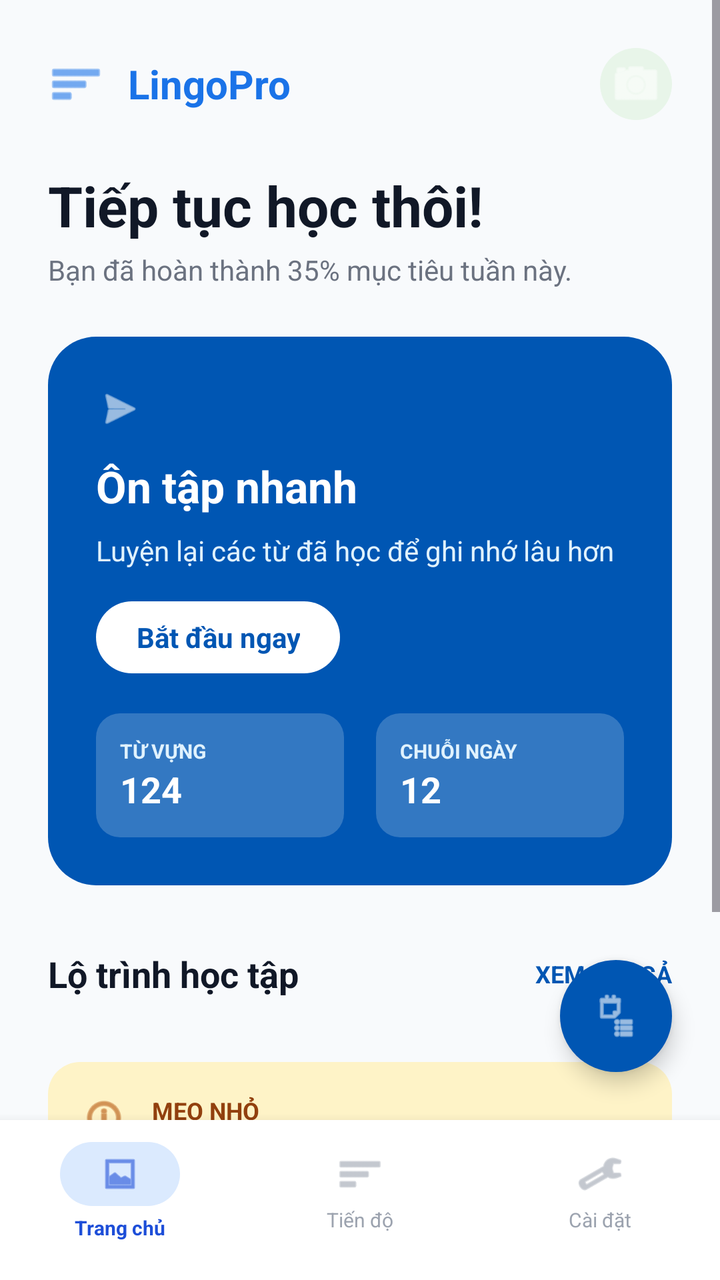
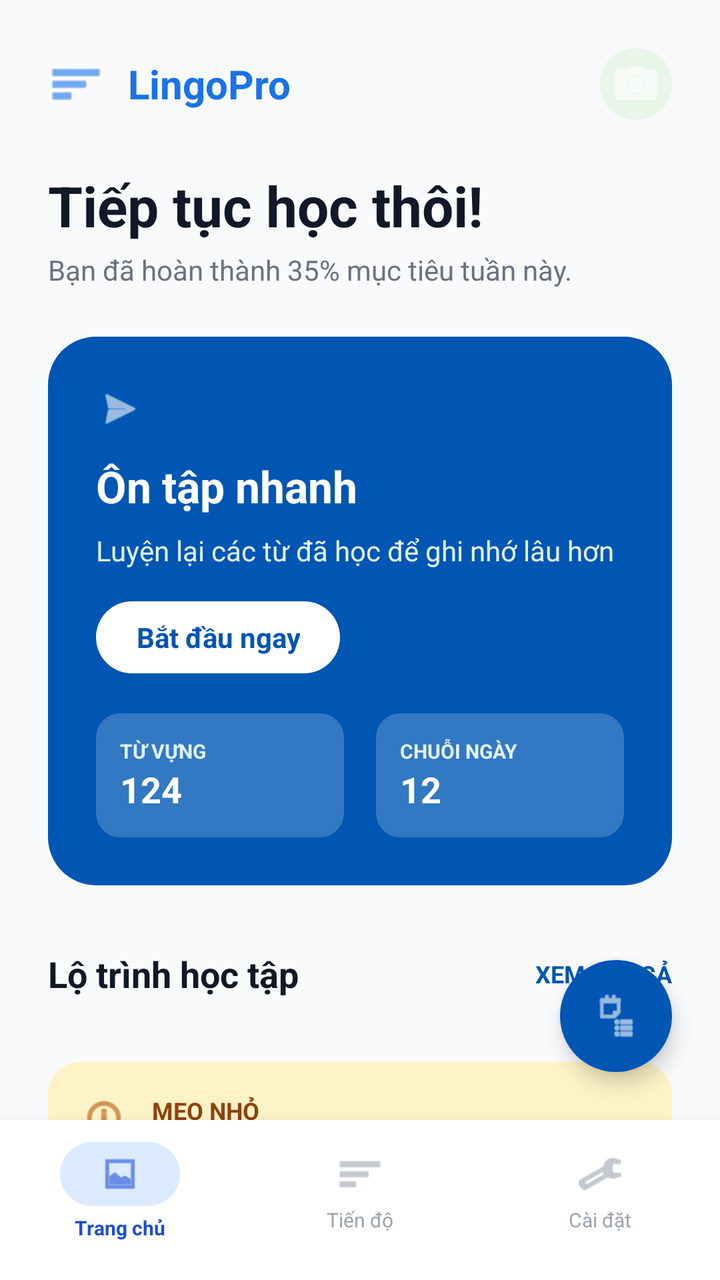

Two renders of the same Android screen: before a commit and after it. Below are the layout's source before the change and the commit's diff.
<!-- AndroidManifest.xml: application theme Theme.BTCK_LHD_113 -->
<!-- res/layout/man_hinh_trang_chu.xml -->
<?xml version="1.0" encoding="utf-8"?>
<RelativeLayout xmlns:android="http://schemas.android.com/apk/res/android"
    xmlns:app="http://schemas.android.com/apk/res-auto"
    xmlns:tools="http://schemas.android.com/tools"
    android:layout_width="match_parent"
    android:layout_height="match_parent"
    android:background="#F8FAFC"
    tools:context=".ui.TrangchuActivity">

    <ScrollView
        android:layout_width="match_parent"
        android:layout_height="match_parent"
        android:layout_above="@+id/bottomNav"
        android:fillViewport="true">

        <LinearLayout
            android:layout_width="match_parent"
            android:layout_height="wrap_content"
            android:orientation="vertical"
            android:padding="24dp">

            
            <RelativeLayout
                android:layout_width="match_parent"
                android:layout_height="wrap_content">

                <ImageView
                    android:id="@+id/imgMenu"
                    android:layout_width="28dp"
                    android:layout_height="28dp"
                    android:layout_centerVertical="true"
                    android:src="@android:drawable/ic_menu_sort_by_size"
                    app:tint="#1A73E8" />

                <TextView
                    android:layout_width="wrap_content"
                    android:layout_height="wrap_content"
                    android:layout_centerVertical="true"
                    android:layout_marginStart="12dp"
                    android:layout_toEndOf="@id/imgMenu"
                    android:text="LingoPro"
                    android:textColor="#1A73E8"
                    android:textSize="20sp"
                    android:textStyle="bold" />

                <ImageView
                    android:layout_width="36dp"
                    android:layout_height="36dp"
                    android:layout_alignParentEnd="true"
                    android:layout_centerVertical="true"
                    android:background="@drawable/nen_icon_hinh_tron"
                    android:padding="4dp"
                    android:src="@android:drawable/ic_menu_camera"
                    app:tint="#FFFFFF" />
            </RelativeLayout>

            
            <TextView
                android:layout_width="match_parent"
                android:layout_height="wrap_content"
                android:layout_marginTop="24dp"
                android:text="Tiếp tục học thôi!"
                android:textColor="#111827"
                android:textSize="28sp"
                android:textStyle="bold" />

            <TextView
                android:layout_width="match_parent"
                android:layout_height="wrap_content"
                android:layout_marginTop="4dp"
                android:text="Bạn đã hoàn thành 35% mục tiêu tuần này."
                android:textColor="#6B7280"
                android:textSize="14sp" />

            
            <LinearLayout
                android:layout_width="match_parent"
                android:layout_height="wrap_content"
                android:layout_marginTop="24dp"
                android:background="@drawable/nen_bo_goc_24" android:backgroundTint="#0056B3"
                android:orientation="vertical"
                android:padding="24dp">

                <ImageView
                    android:layout_width="24dp"
                    android:layout_height="24dp"
                    android:src="@android:drawable/ic_menu_send"
                    app:tint="#FFFFFF" />

                <TextView
                    android:layout_width="wrap_content"
                    android:layout_height="wrap_content"
                    android:layout_marginTop="12dp"
                    android:text="Ôn tập nhanh"
                    android:textColor="#FFFFFF"
                    android:textSize="22sp"
                    android:textStyle="bold" />

                <TextView
                    android:layout_width="wrap_content"
                    android:layout_height="wrap_content"
                    android:layout_marginTop="8dp"
                    android:text="Luyện lại các từ đã học để ghi nhớ lâu hơn"
                    android:textColor="#E0F2FE"
                    android:textSize="14sp" />

                <TextView
                    android:layout_width="wrap_content"
                    android:layout_height="36dp"
                    android:layout_marginTop="16dp"
                    android:background="@drawable/nen_bo_goc_24"
                    android:gravity="center"
                    android:paddingStart="20dp"
                    android:paddingEnd="20dp"
                    android:text="Bắt đầu ngay"
                    android:textColor="#0056B3"
                    android:textSize="14sp"
                    android:textStyle="bold" />

                
                <LinearLayout
                    android:layout_width="match_parent"
                    android:layout_height="wrap_content"
                    android:layout_marginTop="20dp"
                    android:orientation="horizontal">

                    <LinearLayout
                        android:layout_width="0dp"
                        android:layout_height="wrap_content"
                        android:layout_marginEnd="8dp"
                        android:layout_weight="1"
                        android:background="@drawable/nen_bo_goc_12" android:backgroundTint="#33FFFFFF"
                        android:orientation="vertical"
                        android:padding="12dp">

                        <TextView
                            android:layout_width="wrap_content"
                            android:layout_height="wrap_content"
                            android:text="TỪ VỰNG"
                            android:textColor="#E0F2FE"
                            android:textSize="10sp"
                            android:textStyle="bold" />

                        <TextView
                            android:layout_width="wrap_content"
                            android:layout_height="wrap_content"
                            android:text="124"
                            android:textColor="#FFFFFF"
                            android:textSize="18sp"
                            android:textStyle="bold" />
                    </LinearLayout>

                    <LinearLayout
                        android:layout_width="0dp"
                        android:layout_height="wrap_content"
                        android:layout_marginStart="8dp"
                        android:layout_weight="1"
                        android:background="@drawable/nen_bo_goc_12" android:backgroundTint="#33FFFFFF"
                        android:orientation="vertical"
                        android:padding="12dp">

                        <TextView
                            android:layout_width="wrap_content"
                            android:layout_height="wrap_content"
                            android:text="CHUỖI NGÀY"
                            android:textColor="#E0F2FE"
                            android:textSize="10sp"
                            android:textStyle="bold" />

                        <TextView
                            android:layout_width="wrap_content"
                            android:layout_height="wrap_content"
                            android:text="12 \uD83D\uDD25"
                            android:textColor="#FFFFFF"
                            android:textSize="18sp"
                            android:textStyle="bold" />
                    </LinearLayout>
                </LinearLayout>

            </LinearLayout>

            
            <RelativeLayout
                android:layout_width="match_parent"
                android:layout_height="wrap_content"
                android:layout_marginTop="32dp">

                <TextView
                    android:layout_width="wrap_content"
                    android:layout_height="wrap_content"
                    android:text="Lộ trình học tập"
                    android:textColor="#111827"
                    android:textSize="18sp"
                    android:textStyle="bold" />

                <TextView
                    android:layout_width="wrap_content"
                    android:layout_height="wrap_content"
                    android:layout_alignParentEnd="true"
                    android:layout_centerVertical="true"
                    android:text="XEM TẤT CẢ"
                    android:textColor="#0056B3"
                    android:textSize="12sp"
                    android:textStyle="bold" />
            </RelativeLayout>

            
            <androidx.recyclerview.widget.RecyclerView
                android:id="@+id/rvBaiHoc"
                android:layout_width="match_parent"
                android:layout_height="wrap_content"
                android:layout_marginTop="16dp"
                android:nestedScrollingEnabled="false"
                tools:listitem="@layout/item_bai_hoc" />

            
            <LinearLayout
                android:layout_width="match_parent"
                android:layout_height="wrap_content"
                android:layout_marginTop="16dp"
                android:layout_marginBottom="32dp"
                android:background="@drawable/nen_bo_goc_16" android:backgroundTint="#FEF3C7"
                android:orientation="horizontal"
                android:padding="16dp">

                <ImageView
                    android:layout_width="24dp"
                    android:layout_height="24dp"
                    android:src="@android:drawable/ic_menu_info_details"
                    app:tint="#B45309" />

                <LinearLayout
                    android:layout_width="match_parent"
                    android:layout_height="wrap_content"
                    android:layout_marginStart="12dp"
                    android:orientation="vertical">

                    <TextView
                        android:layout_width="wrap_content"
                        android:layout_height="wrap_content"
                        android:text="MẸO NHỎ"
                        android:textColor="#92400E"
                        android:textSize="12sp"
                        android:textStyle="bold" />

                    <TextView
                        android:layout_width="wrap_content"
                        android:layout_height="wrap_content"
                        android:layout_marginTop="4dp"
                        android:text="Hãy sử dụng tai nghe khi học Bài 2 để luyện phát âm các thanh điệu chuẩn xác hơn nhé!"
                        android:textColor="#92400E"
                        android:textSize="13sp" />
                </LinearLayout>
            </LinearLayout>

        </LinearLayout>
    </ScrollView>

    
    <ImageView
        android:layout_width="56dp"
        android:layout_height="56dp"
        android:layout_above="@id/bottomNav"
        android:layout_alignParentEnd="true"
        android:layout_marginEnd="24dp"
        android:layout_marginBottom="24dp"
        android:background="@drawable/nen_icon_hinh_tron"
        android:backgroundTint="#0056B3"
        android:elevation="6dp"
        android:padding="16dp"
        android:src="@android:drawable/ic_menu_agenda"
        app:tint="#FFFFFF" />

    
    <LinearLayout
        android:id="@+id/bottomNav"
        android:layout_width="match_parent"
        android:layout_height="80dp"
        android:layout_alignParentBottom="true"
        android:background="@android:color/white"
        android:elevation="8dp"
        android:gravity="center"
        android:orientation="horizontal"
        android:paddingTop="8dp"
        android:paddingBottom="16dp"
        android:weightSum="3">

        
        <LinearLayout
            android:layout_width="0dp"
            android:layout_height="match_parent"
            android:layout_weight="1"
            android:gravity="center"
            android:orientation="vertical">

            <LinearLayout
                android:layout_width="wrap_content"
                android:layout_height="32dp"
                android:background="@drawable/nen_bo_goc_24" android:backgroundTint="#DBEAFE"
                android:gravity="center"
                android:paddingStart="20dp"
                android:paddingEnd="20dp">

                <ImageView
                    android:layout_width="20dp"
                    android:layout_height="20dp"
                    android:src="@android:drawable/ic_menu_gallery"
                    app:tint="#1D4ED8" />
            </LinearLayout>

            <TextView
                android:layout_width="wrap_content"
                android:layout_height="wrap_content"
                android:layout_marginTop="4dp"
                android:text="Trang chủ"
                android:textColor="#1D4ED8"
                android:textSize="10sp"
                android:textStyle="bold" />
        </LinearLayout>

        
        <LinearLayout
            android:id="@+id/btnTienDo"
            android:layout_width="0dp"
            android:layout_height="match_parent"
            android:layout_weight="1"
            android:gravity="center"
            android:orientation="vertical">

            <ImageView
                android:layout_width="24dp"
                android:layout_height="24dp"
                android:src="@android:drawable/ic_menu_sort_by_size"
                app:tint="#9CA3AF" />

            <TextView
                android:layout_width="wrap_content"
                android:layout_height="wrap_content"
                android:layout_marginTop="4dp"
                android:text="Tiến độ"
                android:textColor="#9CA3AF"
                android:textSize="10sp" />
        </LinearLayout>

        
        <LinearLayout
            android:id="@+id/btnSettings"
            android:layout_width="0dp"
            android:layout_height="match_parent"
            android:layout_weight="1"
            android:gravity="center"
            android:orientation="vertical">

            <ImageView
                android:layout_width="24dp"
                android:layout_height="24dp"
                android:src="@android:drawable/ic_menu_preferences"
                app:tint="#9CA3AF" />

            <TextView
                android:layout_width="wrap_content"
                android:layout_height="wrap_content"
                android:layout_marginTop="4dp"
                android:text="Cài đặt"
                android:textColor="#9CA3AF"
                android:textSize="10sp" />
        </LinearLayout>

    </LinearLayout>

</RelativeLayout>
<!-- res/layout/item_bai_hoc.xml (included above) -->
<?xml version="1.0" encoding="utf-8"?>
<LinearLayout xmlns:android="http://schemas.android.com/apk/res/android"
    xmlns:app="http://schemas.android.com/apk/res-auto"
    android:id="@+id/vungBaiHoc"
    android:layout_width="match_parent"
    android:layout_height="wrap_content"
    android:layout_marginBottom="12dp"
    android:background="@drawable/nen_muc_san_sang"
    android:clickable="true"
    android:focusable="true"
    android:gravity="center_vertical"
    android:orientation="horizontal"
    android:padding="16dp">

    <ImageView
        android:id="@+id/imgIconBaiHoc"
        android:layout_width="40dp"
        android:layout_height="40dp"
        android:background="@drawable/nen_icon_hinh_tron"
        android:backgroundTint="#DBEAFE"
        android:padding="8dp"
        android:src="@android:drawable/ic_menu_share"
        app:tint="#1D4ED8" />

    <LinearLayout
        android:layout_width="0dp"
        android:layout_height="wrap_content"
        android:layout_marginStart="16dp"
        android:layout_weight="1"
        android:orientation="vertical">

        <TextView
            android:id="@+id/txtTrangThai"
            android:layout_width="wrap_content"
            android:layout_height="wrap_content"
            android:text="SẴN SÀNG"
            android:textColor="#1A73E8"
            android:textSize="10sp"
            android:textStyle="bold" />

        <TextView
            android:id="@+id/txtTenBaiHoc"
            android:layout_width="wrap_content"
            android:layout_height="wrap_content"
            android:text="Bài 2: Gia đình"
            android:textColor="#111827"
            android:textSize="16sp"
            android:textStyle="bold" />

        <TextView
            android:id="@+id/txtSoTu"
            android:layout_width="wrap_content"
            android:layout_height="wrap_content"
            android:text="15 từ"
            android:textColor="#6B7280"
            android:textSize="12sp" />
    </LinearLayout>

    <TextView
        android:id="@+id/btnHoc"
        android:layout_width="wrap_content"
        android:layout_height="28dp"
        android:background="@drawable/nen_nut_mau_xanh"
        android:gravity="center"
        android:paddingStart="12dp"
        android:paddingEnd="12dp"
        android:text="HỌC"
        android:textColor="#FFFFFF"
        android:textSize="12sp"
        android:textStyle="bold" />

</LinearLayout>
<!-- resources referenced by this layout -->
<resources>
  <!-- drawable nen_bo_goc_12 (drawable) -->
  <?xml version="1.0" encoding="utf-8"?>
  <shape xmlns:android="http://schemas.android.com/apk/res/android">
      <solid android:color="#FFFFFF" />
      <corners android:radius="12dp" />
  </shape>
  <!-- drawable nen_bo_goc_16 (drawable) -->
  <?xml version="1.0" encoding="utf-8"?>
  <shape xmlns:android="http://schemas.android.com/apk/res/android">
      <solid android:color="#FFFFFF" />
      <corners android:radius="16dp" />
  </shape>
  <!-- drawable nen_bo_goc_24 (drawable) -->
  <?xml version="1.0" encoding="utf-8"?>
  <shape xmlns:android="http://schemas.android.com/apk/res/android">
      <solid android:color="#FFFFFF" />
      <corners android:radius="24dp" />
  </shape>
  <!-- drawable nen_icon_hinh_tron (drawable) -->
  <?xml version="1.0" encoding="utf-8"?>
  <shape xmlns:android="http://schemas.android.com/apk/res/android"
      android:shape="oval">
      <solid android:color="#E8F5E9" />
  </shape>
  <!-- drawable nen_muc_san_sang (drawable) -->
  <?xml version="1.0" encoding="utf-8"?>
  <shape xmlns:android="http://schemas.android.com/apk/res/android">
      <solid android:color="#FFFFFF" />
      <stroke android:width="1dp" android:color="#BFDBFE" />
      <corners android:radius="16dp" />
  </shape>
  <!-- drawable nen_nut_mau_xanh (drawable) -->
  <?xml version="1.0" encoding="utf-8"?>
  <shape xmlns:android="http://schemas.android.com/apk/res/android">
      <solid android:color="#1A73E8" /> 
      <corners android:radius="24dp" /> 
  </shape>
  <style name="Theme.BTCK_LHD_113" parent="Theme.Material3.Light.NoActionBar">
          
          <item name="colorPrimary">@color/primaryColor</item>
          <item name="colorOnPrimary">@color/white</item>
          <item name="colorPrimaryContainer">@color/primaryLightColor</item>
          <item name="colorOnPrimaryContainer">@color/black</item>
          <item name="colorSecondary">@color/secondaryColor</item>
          
          
          <item name="android:windowBackground">@color/backgroundColor</item>
          <item name="colorSurface">@color/surfaceColor</item>
          
          
          <item name="android:textColorPrimary">@color/textColorPrimary</item>
          
          
          <item name="shapeAppearanceMediumComponent">@style/ShapeAppearance.App.MediumComponent</item>
          <item name="shapeAppearanceSmallComponent">@style/ShapeAppearance.App.SmallComponent</item>
          <item name="shapeAppearanceLargeComponent">@style/ShapeAppearance.App.LargeComponent</item>
      </style>
  <color name="primaryColor">#4CAF50</color>
  <color name="white">#FFFFFFFF</color>
  <color name="primaryLightColor">#80E27E</color>
  <color name="black">#FF000000</color>
  <color name="secondaryColor">#FFC107</color>
  <color name="backgroundColor">#F5F5F5</color>
  <color name="surfaceColor">#FFFFFF</color>
  <color name="textColorPrimary">#212121</color>
  <style name="ShapeAppearance.App.MediumComponent" parent="ShapeAppearance.Material3.MediumComponent">
          <item name="cornerFamily">rounded</item>
          <item name="cornerSize">16dp</item>
      </style>
  <style name="ShapeAppearance.App.SmallComponent" parent="ShapeAppearance.Material3.SmallComponent">
          <item name="cornerFamily">rounded</item>
          <item name="cornerSize">16dp</item>
      </style>
  <style name="ShapeAppearance.App.LargeComponent" parent="ShapeAppearance.Material3.LargeComponent">
          <item name="cornerFamily">rounded</item>
          <item name="cornerSize">16dp</item>
      </style>
</resources>

<!-- the commit's change to res/layout/man_hinh_trang_chu.xml (unified diff, before → after) -->
@@ -7,7 +7,7 @@
     android:background="#F8FAFC"
     tools:context=".ui.TrangchuActivity">
 
-    <ScrollView
+    <androidx.core.widget.NestedScrollView
         android:layout_width="match_parent"
         android:layout_height="match_parent"
         android:layout_above="@+id/bottomNav"
@@ -254,7 +254,7 @@
             </LinearLayout>
 
         </LinearLayout>
-    </ScrollView>
+    </androidx.core.widget.NestedScrollView>
 
     
     <ImageView
